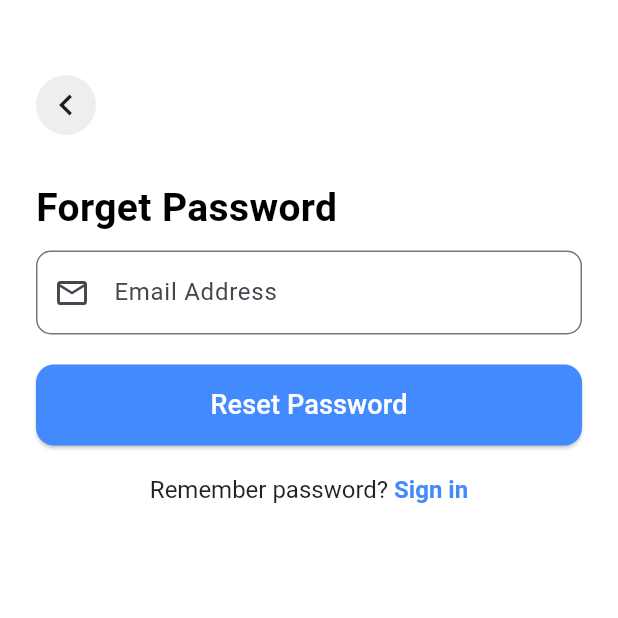
After one commit to Earbaj/test_repo, a Flutter app: the ForgotPasswordScreen screen opened directly, on a phone screen of 412 x 824 dp, the top half of it. The commit adds this screen. Run offline on Flutter 3.47's test engine with Material 3 defaults, Android fonts, the phone set to English and light mode, and no system bars; our stand-ins replace smooth_page_indicator.

Commit message:
add forgotePassword.dart file

```diff
--- /dev/null
+++ b/lib/forgotePassword.dart
@@ -0,0 +1,125 @@
+import 'package:flutter/material.dart';
+
+import 'loginPage.dart';
+
+class ForgotPasswordScreen extends StatefulWidget {
+  const ForgotPasswordScreen({super.key});
+
+  @override
+  State<ForgotPasswordScreen> createState() => _ForgotPasswordScreenState();
+}
+
+class _ForgotPasswordScreenState extends State<ForgotPasswordScreen> {
+  final TextEditingController _emailController = TextEditingController();
+  final GlobalKey<FormState> _formKey = GlobalKey<FormState>();
+
+  bool _isValidEmail(String email) {
+    final emailRegex = RegExp(r"^[a-zA-Z0-9._%+-]+@[a-zA-Z0-9.-]+\.[a-zA-Z]{2,}$");
+    return emailRegex.hasMatch(email);
+  }
+
+  void _resetPassword() {
+    if (_formKey.currentState!.validate()) {
+      ScaffoldMessenger.of(context).showSnackBar(
+        SnackBar(content: Text("Password reset link sent to ${_emailController.text}")),
+      );
+    }
+  }
+  @override
+  Widget build(BuildContext context) {
+    return Scaffold(
+      backgroundColor: Colors.white,
+      body: SafeArea(
+        child: Padding(
+          padding: EdgeInsets.symmetric(horizontal: 24),
+          child: Column(
+            crossAxisAlignment: CrossAxisAlignment.start,
+            children: [
+              SizedBox(height: 50),
+              // Circular Back Button
+              GestureDetector(
+                onTap: () => Navigator.pop(context),
+                child: Container(
+                  width: 40,
+                  height: 40,
+                  decoration: BoxDecoration(
+                    color: Colors.grey[200],
+                    shape: BoxShape.circle,
+                  ),
+                  child: Icon(Icons.chevron_left, size: 28, color: Colors.black87),
+                ),
+              ),
+              SizedBox(height: 30),
+              // Title
+              Text(
+                "Forget Password",
+                style: TextStyle(fontSize: 26, fontWeight: FontWeight.bold, color: Colors.black),
+              ),
+              SizedBox(height: 10),
+              // Email Input Field
+              Form(
+                key: _formKey,
+                child: TextFormField(
+                  controller: _emailController,
+                  keyboardType: TextInputType.emailAddress,
+                  decoration: InputDecoration(
+                    labelText: "Email Address",
+                    border: OutlineInputBorder(borderRadius: BorderRadius.circular(10)),
+                    prefixIcon: Icon(Icons.email_outlined),
+                  ),
+                  validator: (value) {
+                    if (value == null || value.isEmpty) {
+                      return "Please enter your email";
+                    } else if (!_isValidEmail(value)) {
+                      return "Enter a valid email";
+                    }
+                    return null;
+                  },
+                ),
+              ),
+              SizedBox(height: 20),
+              // Reset Password Button
+              SizedBox(
+                width: double.infinity,
+                child: ElevatedButton(
+                  onPressed: _resetPassword,
+                  style: ElevatedButton.styleFrom(
+                    padding: EdgeInsets.symmetric(vertical: 14),
+                    backgroundColor: Colors.blueAccent,
+                    shape: RoundedRectangleBorder(borderRadius: BorderRadius.circular(12)),
+                  ),
+                  child: Text("Reset Password", style: TextStyle(fontSize: 18, color: Colors.white)),
+                ),
+              ),
+              SizedBox(height: 20),
+              // Remember Password? Sign In
+              Center(
+                child: GestureDetector(
+                  onTap: () {
+                    // Navigate to Sign In screen
+                    Navigator.pushReplacement(
+                      context,
+                      MaterialPageRoute(builder: (context) => const Loginpage()),
+                    );
+                  },
+                  child: RichText(
+                    text: TextSpan(
+                      text: "Remember password? ",
+                      style: TextStyle(fontSize: 16, color: Colors.black87),
+                      children: [
+                        TextSpan(
+                          text: "Sign in",
+                          style: TextStyle(fontWeight: FontWeight.bold, color: Colors.blueAccent),
+                        ),
+                      ],
+                    ),
+                  ),
+                ),
+              ),
+            ],
+          ),
+        ),
+      ),
+    );
+  }
+}
--- a/lib/loginPage.dart
+++ b/lib/loginPage.dart
@@ -1,6 +1,8 @@
 import 'package:flutter/gestures.dart';
 import 'package:flutter/material.dart';
 import 'package:untitled/signuppage.dart';
+
+import 'forgotePassword.dart';
 
 class Loginpage extends StatefulWidget {
   const Loginpage({super.key});
@@ -61,6 +63,7 @@ class _LoginpageState extends State<Loginpage> {
                 // Email Field
                 TextFormField(
                   decoration: InputDecoration(
+                    prefixIcon: Icon(Icons.email_outlined),
                     labelText: 'Email',
                     border: OutlineInputBorder(
                       borderRadius: BorderRadius.circular(10),
@@ -86,6 +89,7 @@ class _LoginpageState extends State<Loginpage> {
                 // Password Field
                 TextFormField(
                   decoration: InputDecoration(
+                    prefixIcon: Icon(Icons.lock_outline),
                     labelText: 'Password',
                     border: OutlineInputBorder(
                       borderRadius: BorderRadius.circular(10),
@@ -125,6 +129,10 @@ class _LoginpageState extends State<Loginpage> {
                     onTap: () {
                       print('Forgot Password tapped!');
                       // Add navigation to reset password screen here
+                      Navigator.pushReplacement(
+                        context,
+                        MaterialPageRoute(builder: (context) => const ForgotPasswordScreen()),
+                      );
                     },
                     child: Text(
                       'Forgot Password?',
```
